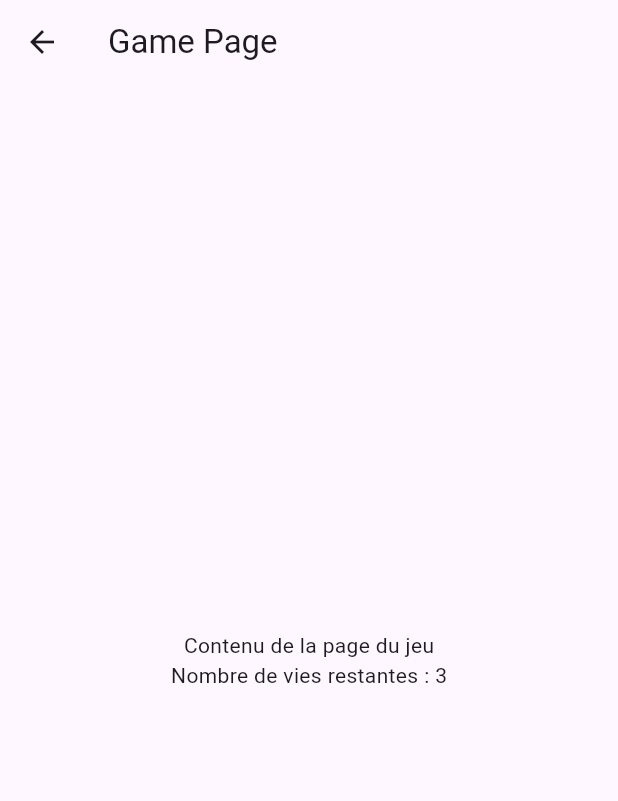
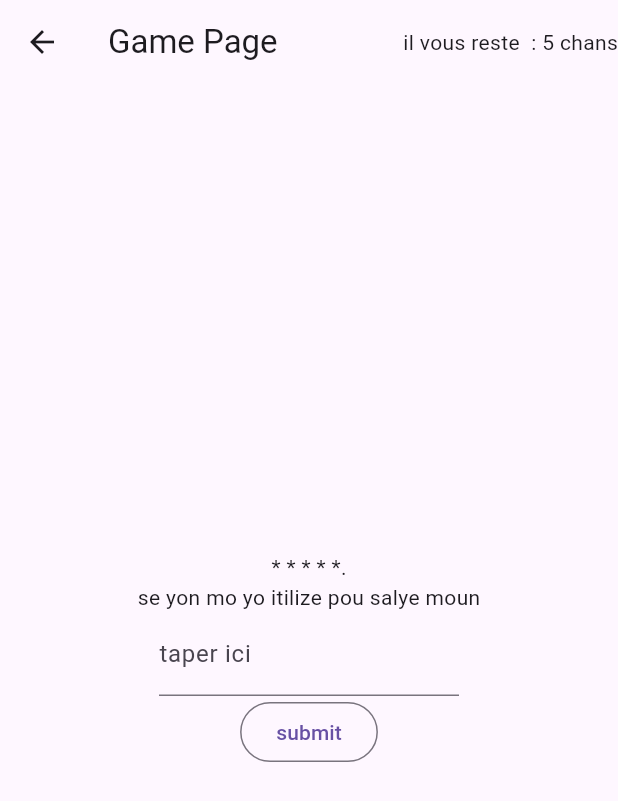
Before and after one commit to Nicaisse/mokache-flutter, a Flutter app: the screen it shows after launch, after a tap on "Commencer le jeu", on a phone screen of 412 x 824 dp. Shown: the top 801 px of the screen. Run offline on Flutter 3.47's test engine with Material 3 defaults, Android fonts, the light colour scheme and no system bars.

Commit message:
commit 2

```diff
--- a/lib/main.dart
+++ b/lib/main.dart
@@ -1,9 +1,7 @@
 import 'package:flutter/material.dart';
 
 void main() {
-  runApp(MaterialApp(
-    home: const MyApp(),
-  ));
+  runApp(const MyApp());
 }
 
 class MyApp extends StatelessWidget {
@@ -12,7 +10,17 @@ class MyApp extends StatelessWidget {
   @override
   Widget build(BuildContext context) {
     return MaterialApp(
-      home: Scaffold(
+      home: const Gamescreen(),
+    );
+  }
+}
+
+class Gamescreen extends StatelessWidget {
+  const Gamescreen({Key? key});
+
+  @override
+  Widget build(BuildContext context) {
+    return Scaffold(
       appBar: AppBar(
         title: const Text('Jeu du Mot Caché'),
         backgroundColor: Colors.blue,
@@ -23,7 +31,7 @@ class MyApp extends StatelessWidget {
           children: [
             Container(
               width: 300,
-                height: 150,
+              height: 300,
               padding: const EdgeInsets.all(10),
               decoration: BoxDecoration(
                 border: Border.all(color: Colors.black),
@@ -47,7 +55,6 @@ class MyApp extends StatelessWidget {
           ],
         ),
       ),
-      ),
     );
   }
 }
@@ -60,24 +67,107 @@ class Game extends StatefulWidget {
 }
 
 class _GameState extends State<Game> {
-  // Ajoutez ici l'état que vous souhaitez gérer
-  int numberOfLives = 3;
+  int L = 0;
+  int chans = 0;
+  List<String> listmo = [];
+  String asteriks = "";
+  String X = "Hello";
+  List<String> mokache = [];
+  String textinput = "";
+  TextEditingController input = TextEditingController();
+
+  void initState() {
+    super.initState();
+    L = X.length;
+    asteriks = '*' * L;
+    listmo = List.generate(L, (index) => "*");
+    mokache = X.split('');
+    chans = L;
+  }
 
   @override
   Widget build(BuildContext context) {
     return Scaffold(
       appBar: AppBar(
         title: const Text("Game Page"),
+        actions: [
+          Center(
+            child: Text("il vous reste  : $chans chans"),
+          )
+        ],
       ),
       body: Center(
         child: Column(
           mainAxisAlignment: MainAxisAlignment.center,
           children: [
-            Text("Contenu de la page du jeu"),
-            Text("Nombre de vies restantes : $numberOfLives"),
+            Text("${listmo.join(' ')}."),
+            Text("se yon mo yo itilize pou salye moun"),
+            Container(
+              width: 200,
+              child: TextField(
+                keyboardType:TextInputType.text,
+                controller: input,
+                decoration: InputDecoration(labelText: "taper ici"),
+              ),
+            ),
+            OutlinedButton(
+              onPressed: () {
+                mokachefonction();
+                input.clear();
+              },
+              child: Text("submit"),
+            )
           ],
         ),
       ),
     );
   }
+
+  void mokachefonction() {
+    setState(() {
+      chans--;
+      textinput = input.text;
+      for (int i = 0; i < L; i++) {
+        if (textinput[i] == X[i]) {
+          listmo[i] = X[i];
+        } else {
+          listmo[i] = "*";
         }
+      }
+      if (listmo.join() == X) {
+        runGame();
+      } else if (listmo.join().contains("*")) {
+        lostgame();
+      }
+    });
+  }
+
+  void runGame() {
+    showDialog(
+        context: context,
+        builder: (BuildContext context) {
+          return AlertDialog(
+            title: Text("You win"),
+            content: Text("Congratulations do you want to replay"),
+            actions: [
+              TextButton(
+                  onPressed: () {
+                    Navigator.of(context).push(
+                      MaterialPageRoute(builder: (context) => const MyApp()),
+                    );
+                  },
+                  child: Text("Restart Game")),
+              // TextButton(
+              //   onPressed: () {
+              //     // Action pour quitter le jeu
+              //     SystemNavigator.pop();
+              //   },
+              //   child: Text("Quitter"),
+              // ),
+            ],
+          );
+        });
+  }
+
+  void lostgame() {}
+}
```
Lines whose indentation alone changed are shown as unchanged.
